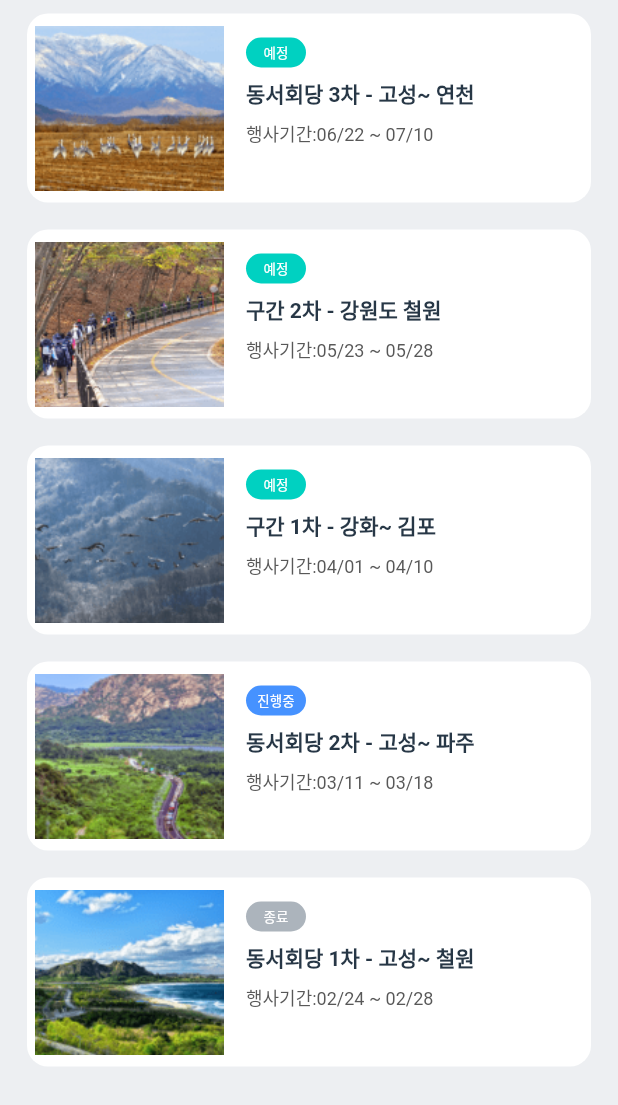
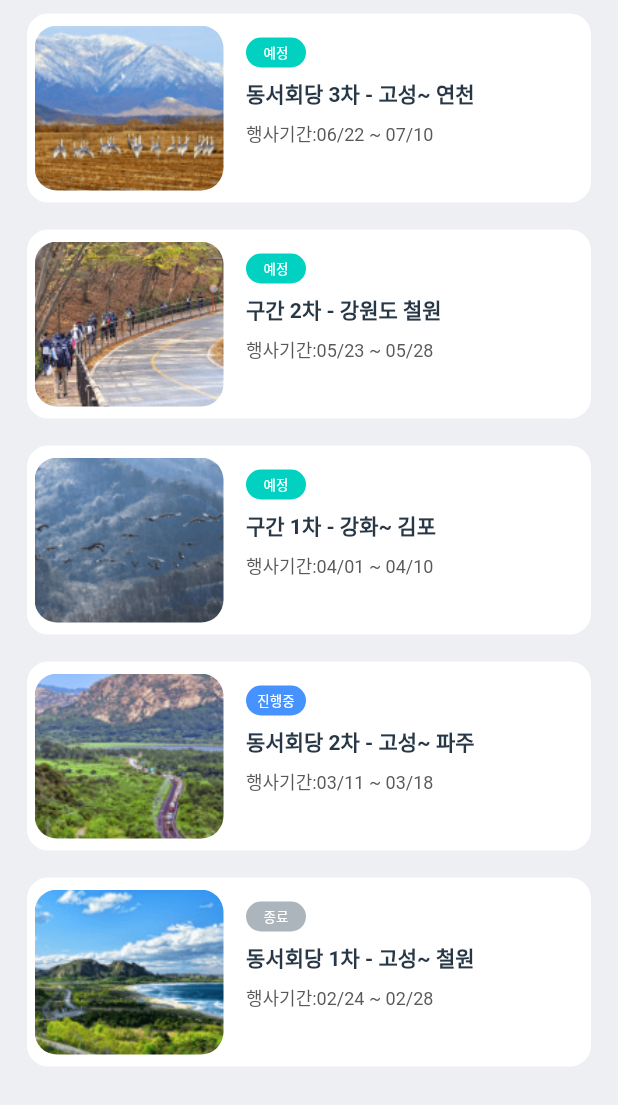
Before and after one commit to jungchungsub/IgiKorea_test, a Flutter app: the screen it shows after launch, on a phone screen of 412 x 824 dp. Shown: the top 1105 px of the screen. Run offline on Flutter 3.47's test engine with Material 2 defaults, Android fonts, the phone set to English and light mode, and no system bars; our stand-ins replace flutter_screenutil.

Commit message:
코드 리팩토링

```diff
--- a/lib/main.dart
+++ b/lib/main.dart
@@ -1,5 +1,6 @@
 import 'package:flutter/material.dart';
 import 'package:flutter_igikorea/pages/home_page.dart';
+import 'package:flutter_screenutil/flutter_screenutil.dart';
 
 void main() {
   runApp(MyApp());
@@ -8,9 +9,16 @@ void main() {
 class MyApp extends StatelessWidget {
   @override
   Widget build(BuildContext context) {
-    return MaterialApp(
-      debugShowCheckedModeBanner: false,
-      home: HomePage(),
+    return ScreenUtilInit(
+      designSize: Size(360, 690),
+      minTextAdapt: true,
+      splitScreenMode: true,
+      builder: (context, child) {
+        return MaterialApp(
+          debugShowCheckedModeBanner: false,
+          home: HomePage(),
+        );
+      },
     );
   }
 }
--- a/lib/pages/home_page.dart
+++ b/lib/pages/home_page.dart
@@ -13,6 +13,7 @@ class HomePage extends StatefulWidget {
 }
 
 class _HomePageState extends State<HomePage> {
+  //현재 날짜 불러옴
   var now = DateTime.now();
 
   static List<String> eventMain = [
@@ -58,6 +59,8 @@ class _HomePageState extends State<HomePage> {
   @override
   Widget build(BuildContext context) {
     String formatDate = DateFormat('yy/MM/dd').format(now);
+
+    //첫날짜 순으로 치환
     eventData.sort((a, b) {
       return b.firstDate.compareTo(a.firstDate);
     });
@@ -76,16 +79,20 @@ class _HomePageState extends State<HomePage> {
                   borderRadius: BorderRadius.circular(14),
                 ),
                 height: 126,
+                width: 324,
                 child: Row(
                   children: [
                     Padding(
                       padding:
                           const EdgeInsets.only(top: 8, bottom: 8, left: 5),
-                      child: Image.asset(
-                        eventData[index].imagePath,
-                        fit: BoxFit.cover,
-                        height: 110,
-                        width: 126,
+                      child: ClipRRect(
+                        borderRadius: BorderRadius.circular(15),
+                        child: Image.asset(
+                          eventData[index].imagePath,
+                          fit: BoxFit.cover,
+                          height: 110,
+                          width: 126,
+                        ),
                       ),
                     ),
                     Padding(
@@ -96,55 +103,13 @@ class _HomePageState extends State<HomePage> {
                           if (now.isAfter(eventData[index].firstDate) ==
                                   false &&
                               now.isAfter(eventData[index].lastDate) == false)
-                            Container(
-                              height: 20,
-                              width: 40,
-                              decoration: BoxDecoration(
-                                color: gEventScheduleColor,
-                                borderRadius: BorderRadius.circular(14),
-                              ),
-                              child: const Center(
-                                child: Text(
-                                  "예정",
-                                  style: TextStyle(
-                                      color: gEventTextColor, fontSize: 9),
-                                ),
-                              ),
-                            ),
+                            _buildProcessBox(gEventScheduleColor, "예정"),
                           if (now.isAfter(eventData[index].firstDate) == true &&
                               now.isAfter(eventData[index].lastDate) == false)
-                            Container(
-                              height: 20,
-                              width: 40,
-                              decoration: BoxDecoration(
-                                color: gEventProgressColor,
-                                borderRadius: BorderRadius.circular(14),
-                              ),
-                              child: const Center(
-                                child: Text(
-                                  "진행중",
-                                  style: TextStyle(
-                                      color: gEventTextColor, fontSize: 9),
-                                ),
-                              ),
-                            ),
+                            _buildProcessBox(gEventProgressColor, "진행중"),
                           if (now.isAfter(eventData[index].firstDate) == true &&
                               now.isAfter(eventData[index].lastDate) == true)
-                            Container(
-                              height: 20,
-                              width: 40,
-                              decoration: BoxDecoration(
-                                color: gEventEndColor,
-                                borderRadius: BorderRadius.circular(14),
-                              ),
-                              child: const Center(
-                                child: Text(
-                                  "종료",
-                                  style: TextStyle(
-                                      color: gEventTextColor, fontSize: 9),
-                                ),
-                              ),
-                            ),
+                            _buildProcessBox(gEventEndColor, "종료"),
                           SizedBox(height: 7),
                           Text(
                             eventData[index].name,
@@ -169,4 +134,21 @@ class _HomePageState extends State<HomePage> {
           }),
     );
   }
+
+  Widget _buildProcessBox(Color gcolor, String title) {
+    return Container(
+      height: 20,
+      width: 40,
+      decoration: BoxDecoration(
+        color: gcolor,
+        borderRadius: BorderRadius.circular(14),
+      ),
+      child: Center(
+        child: Text(
+          "${title}",
+          style: TextStyle(color: gEventTextColor, fontSize: 9),
+        ),
+      ),
+    );
+  }
 }
--- a/pubspec.yaml
+++ b/pubspec.yaml
@@ -31,6 +31,7 @@ dependencies:
     sdk: flutter
   intl: ^0.18.0
   timer_builder: ^2.0.0
+  flutter_screenutil: ^5.7.0
 
 
   # The following adds the Cupertino Icons font to your application.
```
Also changed, not shown: pubspec.lock.
